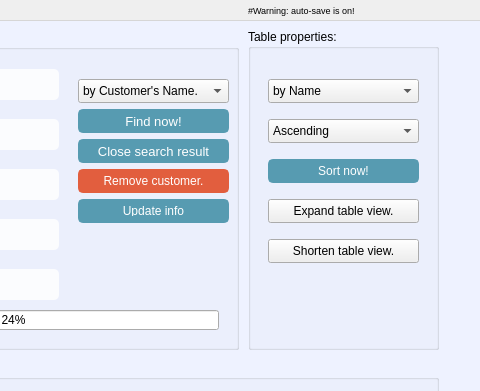
Qt form MiniSuperMarketManagement/my_customer.ui (ngxx-fus/minisupermarket_management_proj) before a commit; both pictures show x 562 to 1042 and y 0 to 391 of the 1042 by 700 pixel window.
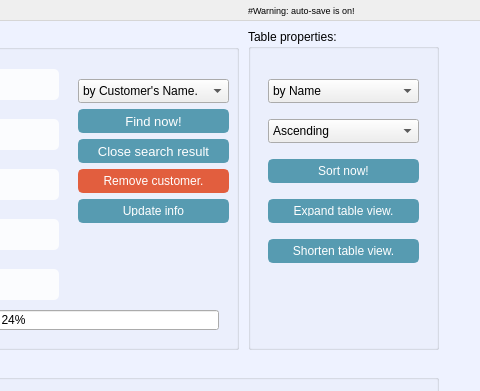
The same form after that commit. Icons and pictures are not drawn.

Commit message: 07.11.23 - cải thiện bố cục

The edit to the form file:
```diff
--- a/MiniSuperMarketManagement/my_customer.ui
+++ b/MiniSuperMarketManagement/my_customer.ui
@@ -173,6 +173,15 @@
                    padding: 5px 10px;
                   font-weight: bolder;
                    }
+
+QPushButton#pushButton__LOAD_MORE {
+                   background-color: #164863; 
+                    color: white;
+                    border: 2px solid #164863; 
+                   border-radius: 5px; 
+                   padding: 5px 10px;
+                  font-weight: bolder;
+                   }
 QPushButton#pushButton_2{
                    background-color: #579BB1; 
                     color: white;
@@ -1257,6 +1266,16 @@
        <height>24</height>
       </rect>
      </property>
+     <property name="styleSheet">
+      <string notr="true">QPushButton#pushButton__LOAD_MORE {
+                   background-color: #579BB1; 
+                    color: white;
+                    border: 2px solid #579BB1; 
+                   border-radius: 5px; 
+                   padding: 5px 10px;
+                   font-weight: bolder;
+                   }</string>
+     </property>
      <property name="text">
       <string>Expand table view.</string>
      </property>
@@ -1270,6 +1289,16 @@
        <height>24</height>
       </rect>
      </property>
+     <property name="styleSheet">
+      <string notr="true">QPushButton#pushButton__LOAD_LESS {
+                   background-color: #579BB1; 
+                    color: white;
+                    border: 2px solid #579BB1; 
+                   border-radius: 5px; 
+                   padding: 5px 10px;
+                   font-weight: bolder;
+                   }</string>
+     </property>
      <property name="text">
       <string>Shorten table view.</string>
      </property>
```
